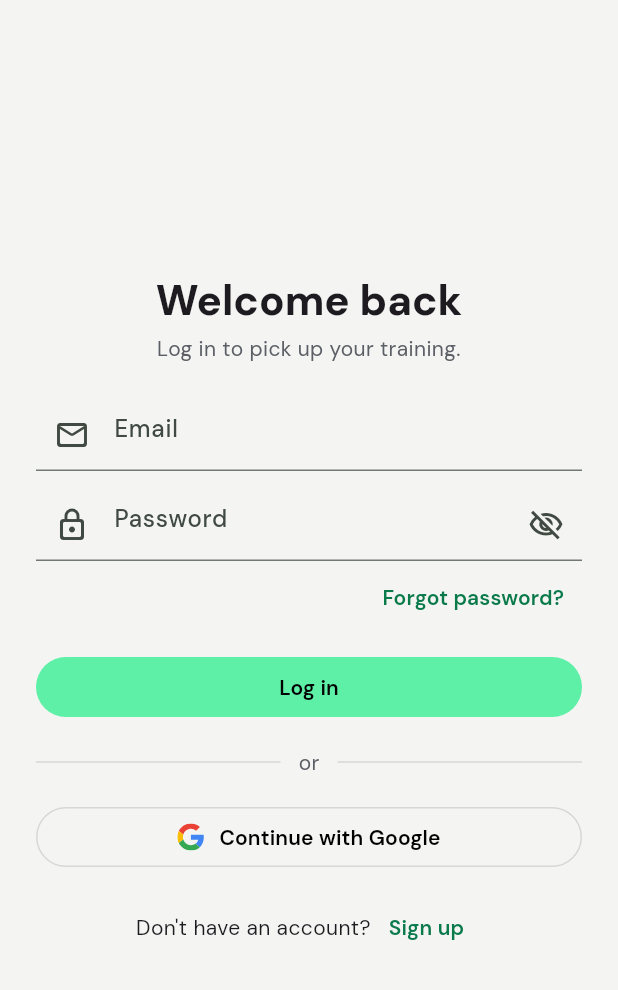
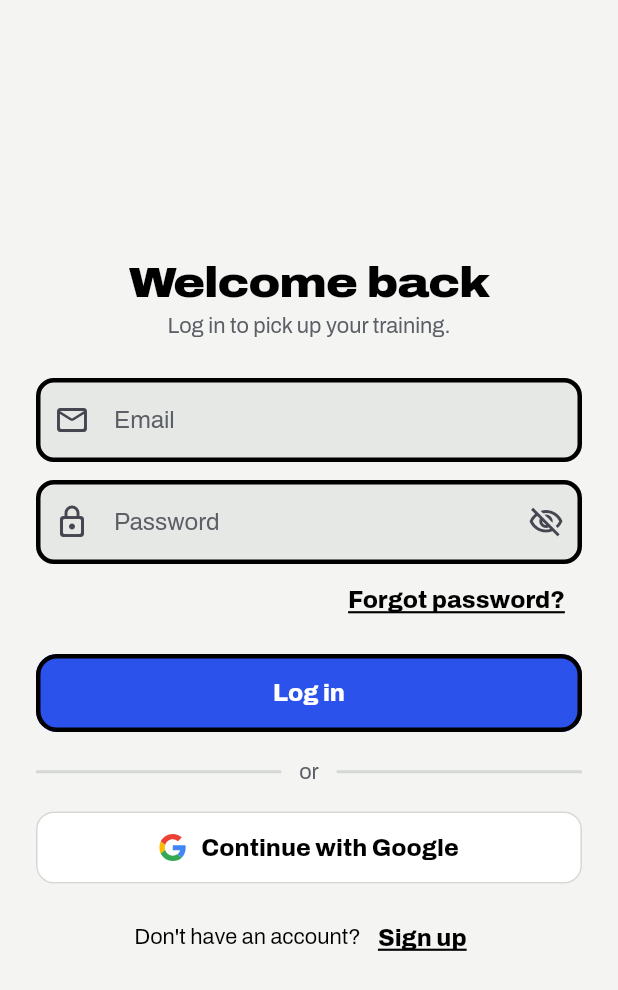
Before and after one commit to yash25hemnani/repwise, a Flutter app: the screen it shows after launch, on a phone screen of 412 x 824 dp. Shown: the top 990 px of the screen. Run offline on Flutter 3.47's test engine with Material 3 defaults, Android fonts, the phone set to English and light mode, and no system bars; our stand-ins replace cloud_firestore, firebase_auth, firebase_core, flutter_riverpod, flutter_svg, google_sign_in and 1 more; accounts and stored records are empty.

Commit message:
feat: switched to the blue plate theme with the archivo font and plate button/card

```diff
--- a/lib/core/theme/app_colors.dart
+++ b/lib/core/theme/app_colors.dart
@@ -3,62 +3,75 @@ import 'package:flutter/material.dart';
 // Static colours look the same in both modes. Instance colours change with
 // the theme, so read them with context.colors
 class AppColors extends ThemeExtension<AppColors> {
-  // Fills that work on black and on chalk
-  static const green = Color(0xFF5DF0A6);
-  static const blue = Color(0xFF2B52EB);
-  static const yellow = Color(0xFFF9C356);
-  static const purple = Color(0xFFA78BFA);
+  // Plate colours, fills only. Each feature keeps its plate everywhere
+  static const red = Color(0xFFE5534B); // widget, personal bests, destructive
+  static const blue = Color(0xFF2B52EB); // primary buttons, logging
+  static const yellow = Color(0xFFF9C356); // weekly plan
+  static const green = Color(0xFF5DF0A6); // library, done
+  static const white = Color(0xFFFFFFFF); // progress and stats
 
-  // Text and icons on the fills above
+  // Text and icons on red, yellow, green and white
   static const onAccent = Color(0xFF000000);
+  static const onBlue = Color(0xFFFFFFFF);
   static const transparent = Color(0x00000000);
 
-  // Avatar gradient
-  static const avatarLight = Color(0xFFBCC2E2);
-  static const avatarDark = Color(0xFFA7AED3);
+  // The primary plate. Change both together to recolour every primary action
+  static const primary = blue;
+  static const onPrimary = onBlue;
+
+  // Bar and collar art only
+  static const steel = Color(0xFFB4B8B2);
 
   final Color background;
-  final Color surface; // navbar circles, cards
+  final Color card; // cards, sheets, dialogs
+  final Color surface; // nav circles, input fills, rows inside cards
   final Color border;
+  final Color ink; // outlines and hard shadows
   final Color text;
   final Color textSecondary;
-  // Green that reads as text on background; mint is too pale on chalk
-  final Color greenText;
-  final Color onGreenText;
-  final Color red;
+  // Primary that reads as text on background; plate blue is too dark on black
+  final Color primaryText;
+  final Color onPrimaryText;
+  final Color redText;
 
   const AppColors._({
     required this.background,
+    required this.card,
     required this.surface,
     required this.border,
+    required this.ink,
     required this.text,
     required this.textSecondary,
-    required this.greenText,
-    required this.onGreenText,
-    required this.red,
+    required this.primaryText,
+    required this.onPrimaryText,
+    required this.redText,
   });
 
   static const dark = AppColors._(
     background: Color(0xFF000000),
+    card: Color(0xFF1C1C1F),
     surface: Color(0xFF1C1C1F),
     border: Color(0xFF2A2A2E),
+    ink: Color(0xFFFFFFFF),
     text: Color(0xFFFFFFFF),
     textSecondary: Color(0xFFA1A1A8),
-    greenText: green,
-    onGreenText: onAccent,
-    red: Color(0xFFE5534B),
+    primaryText: Color(0xFF7C97FF),
+    onPrimaryText: onAccent,
+    redText: red,
   );
 
   // Gym chalk: cool off-white, pure black text, rubber-grey raised surfaces
   static const light = AppColors._(
     background: Color(0xFFF4F5F3),
+    card: Color(0xFFFFFFFF),
     surface: Color(0xFFE6E8E5),
     border: Color(0xFFD5D8D4),
+    ink: Color(0xFF000000),
     text: Color(0xFF000000),
     textSecondary: Color(0xFF5C6066),
-    greenText: Color(0xFF0A7A4B),
-    onGreenText: Color(0xFFFFFFFF),
-    red: Color(0xFFC7362F),
+    primaryText: blue,
+    onPrimaryText: onBlue,
+    redText: Color(0xFFC7362F),
   );
 
   // Palettes are fixed, so there's nothing to copy
@@ -73,13 +86,15 @@ class AppColors extends ThemeExtension<AppColors> {
 
     return AppColors._(
       background: mix(background, other.background),
+      card: mix(card, other.card),
       surface: mix(surface, other.surface),
       border: mix(border, other.border),
+      ink: mix(ink, other.ink),
       text: mix(text, other.text),
       textSecondary: mix(textSecondary, other.textSecondary),
-      greenText: mix(greenText, other.greenText),
-      onGreenText: mix(onGreenText, other.onGreenText),
-      red: mix(red, other.red),
+      primaryText: mix(primaryText, other.primaryText),
+      onPrimaryText: mix(onPrimaryText, other.onPrimaryText),
+      redText: mix(redText, other.redText),
     );
   }
 }
--- a/lib/core/theme/app_theme.dart
+++ b/lib/core/theme/app_theme.dart
@@ -1,49 +1,68 @@
 import 'package:flutter/material.dart';
 import 'package:flutter/services.dart';
-import 'package:google_fonts/google_fonts.dart';
 import 'package:repwise/core/theme/app_colors.dart';
+import 'package:repwise/core/theme/sheet_border.dart';
 
 class AppTheme {
   AppTheme._();
 
-  // Set weights on Material's plain styles first, then hand them to
-  // google_fonts. It loads each weight as its own family, so changing
-  // fontWeight on an already-DM Sans style keeps the old file.
-  static TextTheme _weighted(TextTheme base) {
-    TextStyle? w(TextStyle? style, FontWeight weight) =>
-        style?.copyWith(fontWeight: weight);
+  // Archivo is bundled as one variable font. fontWeight drives the wght axis,
+  // so only the width axis is set here. Tabular figures keep counts still
+  static TextStyle archivo(
+    double size,
+    FontWeight weight, {
+    double width = 100,
+    double? height,
+    double spacing = 0,
+  }) => TextStyle(
+    fontFamily: 'Archivo',
+    fontSize: size,
+    height: height,
+    letterSpacing: size * spacing,
+    fontWeight: weight,
+    fontVariations: [FontVariation.width(width)],
+    fontFeatures: const [FontFeature.tabularFigures()],
+  );
 
-    return GoogleFonts.dmSansTextTheme(
-      base.copyWith(
-        displayLarge: w(base.displayLarge, FontWeight.w600),
-        displayMedium: w(base.displayMedium, FontWeight.w600),
-        displaySmall: w(base.displaySmall, FontWeight.w600),
-        headlineLarge: w(base.headlineLarge, FontWeight.w800),
-        headlineMedium: w(base.headlineMedium, FontWeight.w800),
-        headlineSmall: w(base.headlineSmall, FontWeight.w800),
-        titleLarge: w(base.titleLarge, FontWeight.w800),
-        titleMedium: w(base.titleMedium, FontWeight.w600),
-        titleSmall: w(base.titleSmall, FontWeight.w600),
-        labelLarge: w(base.labelLarge, FontWeight.w600),
-        labelMedium: w(base.labelMedium, FontWeight.w600),
-        labelSmall: w(base.labelSmall, FontWeight.w600),
-        // w500 because typed text in fields uses bodyLarge
-        bodyLarge: w(base.bodyLarge, FontWeight.w500),
-        bodyMedium: w(base.bodyMedium, FontWeight.w400),
-        bodySmall: w(base.bodySmall, FontWeight.w400),
-      ),
-    );
+  // Wide and heavy for names and numbers, normal width for reading
+  static TextTheme _textTheme(AppColors c) {
+    const w4 = FontWeight.w400;
+    const w6 = FontWeight.w600;
+    const w8 = FontWeight.w800;
+    const w9 = FontWeight.w900;
+
+    return TextTheme(
+      displayLarge: archivo(52, w9, width: 125, height: 0.85, spacing: -0.035),
+      displayMedium: archivo(56, w9, width: 125, height: 1, spacing: -0.02),
+      displaySmall: archivo(40, w9, width: 122, height: 1, spacing: -0.02),
+      headlineLarge: archivo(32, w9, width: 118, height: 0.98, spacing: -0.025),
+      headlineMedium: archivo(28, w9, width: 116, height: 1, spacing: -0.02),
+      headlineSmall: archivo(24, w9, width: 114, height: 1.05, spacing: -0.015),
+      titleLarge: archivo(22, w8, width: 110, height: 1.1, spacing: -0.015),
+      titleMedium: archivo(20, w8, width: 108, height: 1.15),
+      titleSmall: archivo(20, w9, width: 112, height: 1.1),
+      bodyLarge: archivo(16, w4, height: 1.5),
+      bodyMedium: archivo(14.5, w4, height: 1.45),
+      bodySmall: archivo(13, w4, height: 1.4),
+      labelLarge: archivo(16, w8, height: 1.2),
+      labelMedium: archivo(13.5, w6, height: 1.3),
+      labelSmall: archivo(12, w6, height: 1.3),
+    ).apply(bodyColor: c.text, displayColor: c.text);
   }
 
-  static ThemeData get light =>
-      _build(AppColors.light, Brightness.light, ThemeData.light().textTheme);
+  static ThemeData get light => _build(AppColors.light, Brightness.light);
 
-  static ThemeData get dark =>
-      _build(AppColors.dark, Brightness.dark, ThemeData.dark().textTheme);
+  static ThemeData get dark => _build(AppColors.dark, Brightness.dark);
 
-  static ThemeData _build(AppColors c, Brightness brightness, TextTheme base) {
+  static ThemeData _build(AppColors c, Brightness brightness) {
     final isDark = brightness == Brightness.dark;
-    final textTheme = _weighted(base);
+    final textTheme = _textTheme(c);
+
+    // Light mode outlines things that sit on chalk; dark mode stays flat
+    final outline = isDark
+        ? BorderSide.none
+        : BorderSide(color: c.ink, width: 3);
+    final inkLine = BorderSide(color: c.ink, width: 3);
 
     // Status and nav bar icons flip so they show on the background
     final overlay = SystemUiOverlayStyle(
@@ -56,34 +75,125 @@ class AppTheme {
           : Brightness.dark,
     );
 
+    OutlineInputBorder field(BorderSide side) => OutlineInputBorder(
+      borderRadius: const BorderRadius.all(Radius.circular(12)),
+      borderSide: side,
+    );
+
     return ThemeData(
       useMaterial3: true,
       brightness: brightness,
+      fontFamily: 'Archivo',
       scaffoldBackgroundColor: c.background,
       colorScheme: ColorScheme.fromSeed(
-        seedColor: AppColors.green,
+        seedColor: AppColors.primary,
         brightness: brightness,
-        primary: c.greenText,
-        onPrimary: c.onGreenText,
+        primary: c.primaryText,
+        onPrimary: c.onPrimaryText,
         surface: c.background,
-        error: c.red,
+        outline: c.border,
+        error: c.redText,
       ),
       textTheme: textTheme,
       extensions: [c],
-      appBarTheme: AppBarTheme(systemOverlayStyle: overlay),
-      // Mint with black text in both modes, like the selected navbar pill
+      appBarTheme: AppBarTheme(
+        systemOverlayStyle: overlay,
+        backgroundColor: c.background,
+        surfaceTintColor: AppColors.transparent,
+        titleTextStyle: textTheme.titleLarge,
+      ),
+      // The primary button keeps its ink outline in both modes. PlateButton
+      // adds the hard shadow; this covers plain FilledButtons
       filledButtonTheme: FilledButtonThemeData(
         style: FilledButton.styleFrom(
-          backgroundColor: AppColors.green,
-          foregroundColor: AppColors.onAccent,
+          backgroundColor: AppColors.primary,
+          foregroundColor: AppColors.onPrimary,
+          textStyle: textTheme.labelLarge,
+          minimumSize: const Size(64, 52),
+          padding: const EdgeInsets.symmetric(horizontal: 22, vertical: 14),
+          shape: RoundedRectangleBorder(
+            borderRadius: const BorderRadius.all(Radius.circular(14)),
+            side: inkLine,
+          ),
         ),
       ),
-      dividerTheme: DividerThemeData(color: c.border),
+      // Small button: outlined in light, a quiet border line in dark
+      outlinedButtonTheme: OutlinedButtonThemeData(
+        style: OutlinedButton.styleFrom(
+          foregroundColor: c.text,
+          backgroundColor: c.card,
+          textStyle: textTheme.labelLarge,
+          minimumSize: const Size(48, 48),
+          side: isDark ? BorderSide(color: c.border, width: 2) : inkLine,
+          shape: const RoundedRectangleBorder(
+            borderRadius: BorderRadius.all(Radius.circular(12)),
+          ),
+        ),
+      ),
+      // The secondary action is a bold link with a thick underline
+      textButtonTheme: TextButtonThemeData(
+        style: TextButton.styleFrom(
+          foregroundColor: c.text,
+          textStyle: textTheme.labelLarge?.copyWith(
+            decoration: TextDecoration.underline,
+            decorationThickness: 2,
+          ),
+        ),
+      ),
+      inputDecorationTheme: InputDecorationThemeData(
+        filled: true,
+        fillColor: c.surface,
+        border: field(outline),
+        enabledBorder: field(outline),
+        focusedBorder: field(isDark ? BorderSide(color: c.ink, width: 2) : inkLine),
+        errorBorder: field(BorderSide(color: c.redText, width: 3)),
+        focusedErrorBorder: field(BorderSide(color: c.redText, width: 3)),
+        hintStyle: textTheme.bodyLarge?.copyWith(color: c.textSecondary),
+        labelStyle: textTheme.bodyLarge?.copyWith(color: c.textSecondary),
+        errorStyle: textTheme.bodySmall?.copyWith(color: c.redText),
+      ),
+      // Off: card with an ink ring. On: ink fill with the opposite text
+      chipTheme: ChipThemeData(
+        backgroundColor: c.card,
+        selectedColor: c.ink,
+        showCheckmark: false,
+        labelStyle: textTheme.labelMedium?.copyWith(color: c.text),
+        secondaryLabelStyle: textTheme.labelMedium?.copyWith(
+          color: c.background,
+        ),
+        shape: StadiumBorder(side: BorderSide(color: c.ink, width: 2)),
+      ),
+      bottomSheetTheme: BottomSheetThemeData(
+        backgroundColor: c.card,
+        modalBackgroundColor: c.card,
+        surfaceTintColor: AppColors.transparent,
+        dragHandleColor: c.textSecondary,
+        clipBehavior: Clip.antiAlias,
+        shape: SheetBorder(side: outline),
+      ),
+      dialogTheme: DialogThemeData(
+        backgroundColor: c.card,
+        surfaceTintColor: AppColors.transparent,
+        titleTextStyle: textTheme.titleLarge,
+        contentTextStyle: textTheme.bodyMedium?.copyWith(
+          color: c.textSecondary,
+        ),
+        shape: RoundedRectangleBorder(
+          borderRadius: const BorderRadius.all(Radius.circular(26)),
+          side: outline,
+        ),
+      ),
+      dividerTheme: DividerThemeData(color: c.border, thickness: 2),
       snackBarTheme: SnackBarThemeData(
         behavior: SnackBarBehavior.floating,
-        backgroundColor: c.surface,
+        backgroundColor: c.card,
+        elevation: 0,
         contentTextStyle: textTheme.bodyMedium?.copyWith(color: c.text),
-        actionTextColor: c.greenText,
+        actionTextColor: c.primaryText,
+        shape: RoundedRectangleBorder(
+          borderRadius: const BorderRadius.all(Radius.circular(14)),
+          side: isDark ? BorderSide(color: c.border, width: 2) : inkLine,
+        ),
       ),
     );
   }
--- /dev/null
+++ b/lib/core/theme/sheet_border.dart
@@ -0,0 +1,48 @@
+import 'package:flutter/material.dart';
+
+// Rounded top, outlined on the top and sides only. The bottom sits on the
+// screen edge, where a line just reads as a stray bar
+class SheetBorder extends ShapeBorder {
+  const SheetBorder({this.side = BorderSide.none, this.radius = 26});
+
+  final BorderSide side;
+  final double radius;
+
+  @override
+  EdgeInsetsGeometry get dimensions => EdgeInsets.zero;
+
+  @override
+  Path getOuterPath(Rect rect, {TextDirection? textDirection}) => Path()
+    ..addRRect(
+      RRect.fromRectAndCorners(
+        rect,
+        topLeft: Radius.circular(radius),
+        topRight: Radius.circular(radius),
+      ),
+    );
+
+  @override
+  Path getInnerPath(Rect rect, {TextDirection? textDirection}) =>
+      getOuterPath(rect, textDirection: textDirection);
+
+  // An open path: up the left, over the top, down the right
+  @override
+  void paint(Canvas canvas, Rect rect, {TextDirection? textDirection}) {
+    if (side.style == BorderStyle.none) return;
+    final half = side.width / 2;
+    final r = rect.deflate(half);
+    final k = Radius.circular(radius - half);
+    final path = Path()
+      ..moveTo(r.left, rect.bottom)
+      ..lineTo(r.left, r.top + k.x)
+      ..arcToPoint(Offset(r.left + k.x, r.top), radius: k)
+      ..lineTo(r.right - k.x, r.top)
+      ..arcToPoint(Offset(r.right, r.top + k.x), radius: k)
+      ..lineTo(r.right, rect.bottom);
+    canvas.drawPath(path, side.toPaint());
+  }
+
+  @override
+  ShapeBorder scale(double t) =>
+      SheetBorder(side: side.scale(t), radius: radius * t);
+}
--- a/lib/features/auth/screens/verify_email_screen.dart
+++ b/lib/features/auth/screens/verify_email_screen.dart
@@ -86,7 +86,7 @@ class _VerifyEmailScreenState extends State<VerifyEmailScreen> {
                 Icon(
                   Icons.mark_email_unread_rounded,
                   size: 56,
-                  color: colors.greenText,
+                  color: colors.primaryText,
                 ),
                 const SizedBox(height: 16),
                 Text(
--- a/lib/features/settings/screens/settings_screen.dart
+++ b/lib/features/settings/screens/settings_screen.dart
@@ -20,7 +20,7 @@ class SettingsScreen extends StatelessWidget {
           ),
           TextButton(
             onPressed: () => Navigator.pop(context, true),
-            style: TextButton.styleFrom(foregroundColor: context.colors.red),
+            style: TextButton.styleFrom(foregroundColor: context.colors.redText),
             child: const Text('Log out'),
           ),
         ],
@@ -57,8 +57,8 @@ class SettingsScreen extends StatelessWidget {
             child: ThemePicker(),
           ),
           ListTile(
-            leading: Icon(Icons.logout_rounded, color: colors.red),
-            title: Text('Log out', style: TextStyle(color: colors.red)),
+            leading: Icon(Icons.logout_rounded, color: colors.redText),
+            title: Text('Log out', style: TextStyle(color: colors.redText)),
             onTap: () => _confirmLogOut(context),
           ),
         ],
--- a/lib/features/settings/widgets/theme_picker.dart
+++ b/lib/features/settings/widgets/theme_picker.dart
@@ -51,13 +51,13 @@ class _ThemePill extends StatelessWidget {
   @override
   Widget build(BuildContext context) {
     final colors = context.colors;
-    final color = selected ? AppColors.onAccent : colors.textSecondary;
+    final color = selected ? AppColors.onPrimary : colors.textSecondary;
 
     return Semantics(
       selected: selected,
       button: true,
       child: Material(
-        color: selected ? AppColors.green : colors.surface,
+        color: selected ? AppColors.primary : colors.surface,
         shape: const StadiumBorder(),
         clipBehavior: Clip.antiAlias,
         child: InkWell(
@@ -73,7 +73,7 @@ class _ThemePill extends StatelessWidget {
                   label,
                   style: Theme.of(
                     context,
-                  ).textTheme.titleSmall?.copyWith(color: color),
+                  ).textTheme.labelLarge?.copyWith(color: color),
                 ),
               ],
             ),
```
Also changed, not shown: lib/core/widgets/plate_button.dart (added, +127 -0 lines), lib/core/widgets/plate_card.dart (added, +22 -0 lines), pubspec.yaml (+8 -1 lines), assets/fonts/Archivo-Variable.ttf (added), pubspec.lock, 1 other file.
